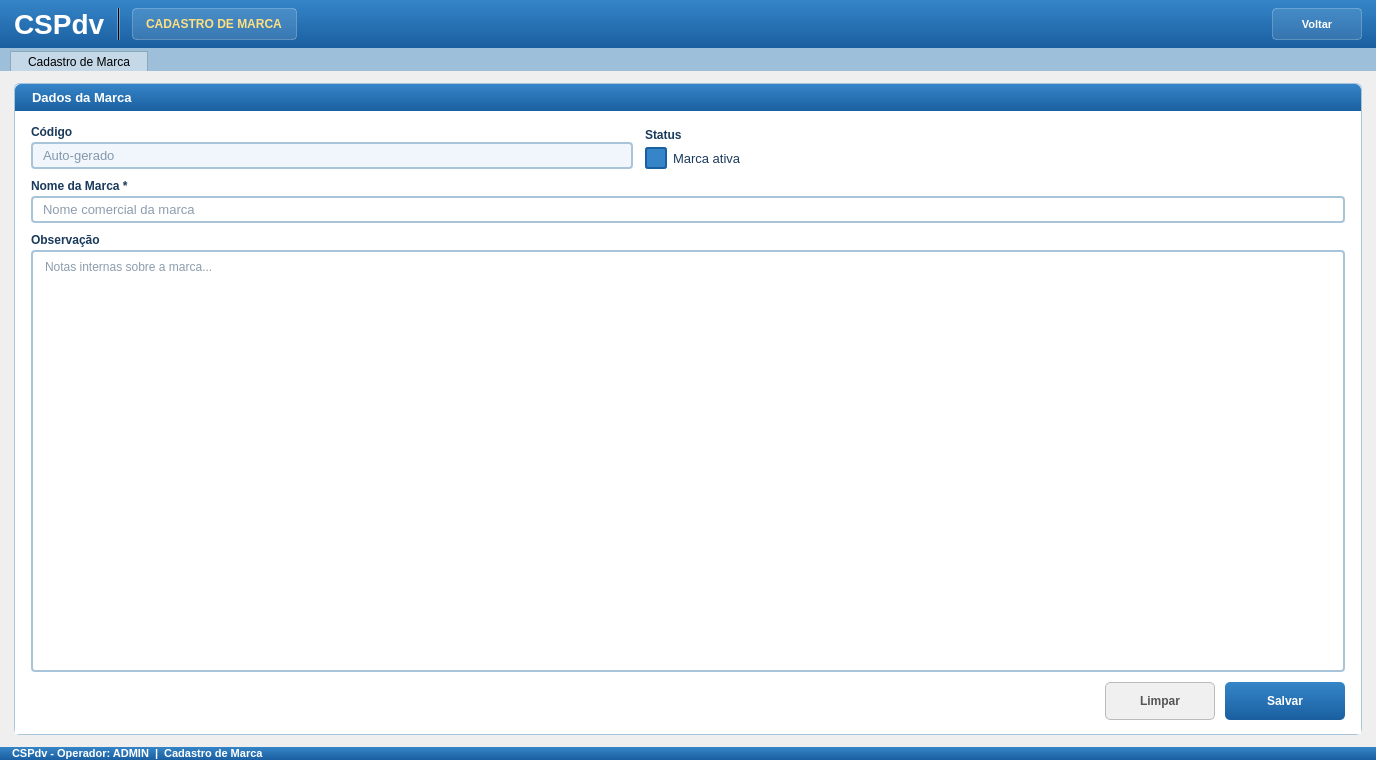
This is ui/admin/cadastros/cadastro_marca.ui in iuryruansc/cspdv as Qt 5 draws it before an edit. The edited form follows.
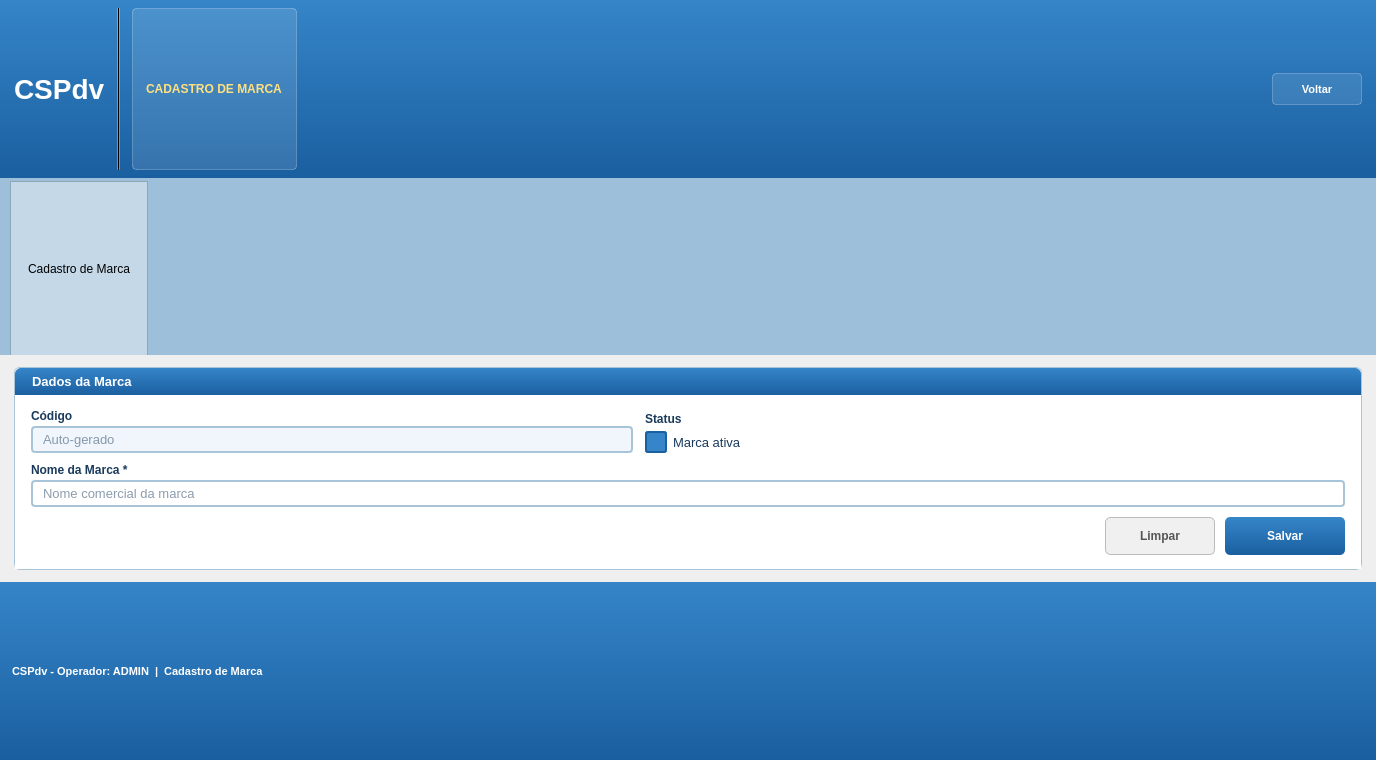
This is the edited form.

What changed in the file:
```diff
--- a/ui/admin/cadastros/cadastro_marca.ui
+++ b/ui/admin/cadastros/cadastro_marca.ui
@@ -335,33 +335,6 @@
              </item>
             </layout>
            </item>
-           <item>
-            <layout class="QVBoxLayout" name="colObsVLayout">
-             <property name="spacing">
-              <number>3</number>
-             </property>
-             <item>
-              <widget class="QLabel" name="lblObservacao">
-               <property name="styleSheet">
-                <string notr="true">font-size:12px; font-weight:bold; color:#1a3a5c;</string>
-               </property>
-               <property name="text">
-                <string>Observação</string>
-               </property>
-              </widget>
-             </item>
-             <item>
-              <widget class="QPlainTextEdit" name="plainTextObservacao">
-               <property name="styleSheet">
-                <string notr="true">QPlainTextEdit{background-color:#ffffff;border:2px solid #a8c4d8;border-radius:4px;font-size:12px;color:#1a3a5c;padding:4px 8px;}QPlainTextEdit:focus{border-color:#3585c8;}</string>
-               </property>
-               <property name="placeholderText">
-                <string>Notas internas sobre a marca...</string>
-               </property>
-              </widget>
-             </item>
-            </layout>
-           </item>
            <item>
             <layout class="QHBoxLayout" name="botoesHLayout">
              <property name="spacing">
```
